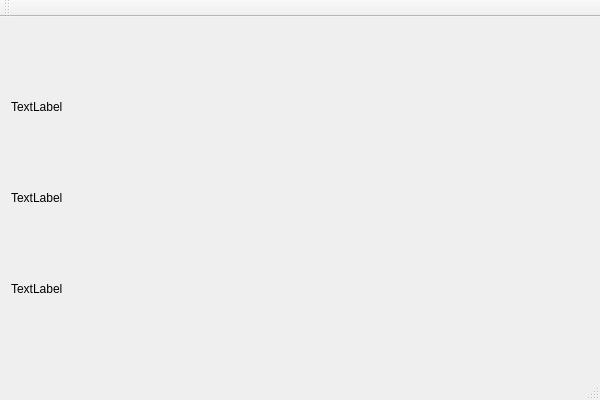
Old version of the form EnviroControl/MainWindow/MainWindow.ui in the repository arpadkov/EnviroControl.
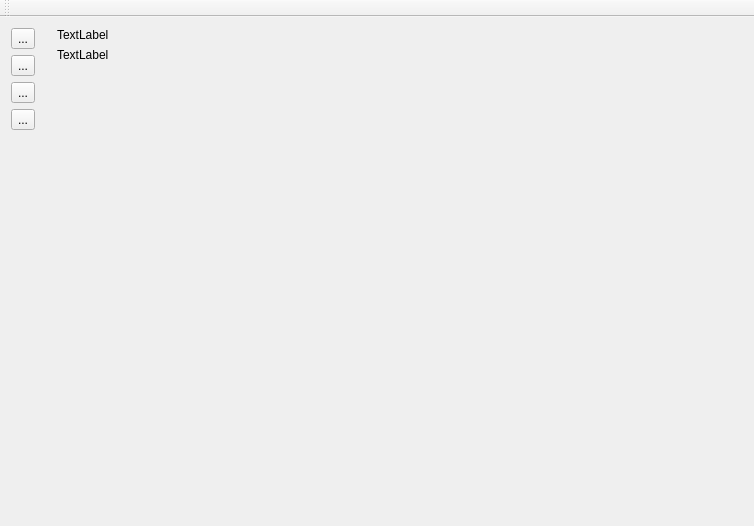
New version of the form.

The edit to the form file:
```diff
--- a/EnviroControl/MainWindow/MainWindow.ui
+++ b/EnviroControl/MainWindow/MainWindow.ui
@@ -6,36 +6,89 @@
    <rect>
     <x>0</x>
     <y>0</y>
-    <width>600</width>
-    <height>400</height>
+    <width>754</width>
+    <height>526</height>
    </rect>
   </property>
   <property name="windowTitle">
    <string>MainWindow</string>
   </property>
   <widget class="QWidget" name="centralWidget">
+   <layout class="QHBoxLayout" name="horizontalLayout_2">
+    <property name="spacing">
+     <number>0</number>
+    </property>
+    <property name="leftMargin">
+     <number>0</number>
+    </property>
+    <property name="topMargin">
+     <number>0</number>
+    </property>
+    <property name="rightMargin">
+     <number>0</number>
+    </property>
+    <property name="bottomMargin">
+     <number>0</number>
+    </property>
+    <item>
+     <widget class="QWidget" name="_navigation_bar" native="true">
    <layout class="QVBoxLayout" name="verticalLayout">
     <item>
-     <widget class="QLabel" name="_test_l">
+        <widget class="QToolButton" name="_home_btn">
       <property name="text">
-       <string>TextLabel</string>
+          <string>...</string>
       </property>
      </widget>
     </item>
     <item>
-     <layout class="QHBoxLayout" name="horizontalLayout">
+        <widget class="QToolButton" name="_weather_history_btn">
+         <property name="text">
+          <string>...</string>
+         </property>
+        </widget>
+       </item>
       <item>
-       <widget class="QLabel" name="_weather_station_label">
+        <widget class="QToolButton" name="_weather_forecast_btn">
         <property name="text">
-         <string>TextLabel</string>
+          <string>...</string>
         </property>
        </widget>
       </item>
       <item>
-       <layout class="QVBoxLayout" name="_weather_station_layout"/>
-      </item>
-     </layout>
+        <widget class="QToolButton" name="_close_btn">
+         <property name="text">
+          <string>...</string>
+         </property>
+        </widget>
+       </item>
+       <item>
+        <spacer name="verticalSpacer">
+         <property name="orientation">
+          <enum>Qt::Vertical</enum>
+         </property>
+         <property name="sizeHint" stdset="0">
+          <size>
+           <width>20</width>
+           <height>40</height>
+          </size>
+         </property>
+        </spacer>
+       </item>
+      </layout>
+     </widget>
     </item>
+    <item>
+     <layout class="QVBoxLayout" name="_main_layout">
+      <property name="spacing">
+       <number>0</number>
+      </property>
+      <item>
+       <widget class="QStackedWidget" name="_main_stack">
+        <property name="currentIndex">
+         <number>0</number>
+        </property>
+        <widget class="QWidget" name="page">
+         <layout class="QVBoxLayout" name="verticalLayout_3">
     <item>
      <widget class="QLabel" name="_indoor_data_l">
       <property name="text">
@@ -43,9 +96,51 @@
       </property>
      </widget>
     </item>
+          <item>
+           <widget class="QLabel" name="_weather_station_label">
+            <property name="text">
+             <string>TextLabel</string>
+            </property>
+           </widget>
+          </item>
+          <item>
+           <spacer name="verticalSpacer_2">
+            <property name="orientation">
+             <enum>Qt::Vertical</enum>
+            </property>
+            <property name="sizeHint" stdset="0">
+             <size>
+              <width>20</width>
+              <height>40</height>
+             </size>
+            </property>
+           </spacer>
+          </item>
     <item>
      <layout class="QVBoxLayout" name="_manual_ctrl_layout"/>
     </item>
+         </layout>
+        </widget>
+        <widget class="QWidget" name="page_2">
+         <layout class="QVBoxLayout" name="verticalLayout_4">
+          <item>
+           <layout class="QVBoxLayout" name="_weather_station_layout"/>
+          </item>
+         </layout>
+        </widget>
+        <widget class="QWidget" name="page_3">
+         <layout class="QVBoxLayout" name="verticalLayout_5">
+          <item>
+           <widget class="QLabel" name="_test_l">
+            <property name="text">
+             <string>TextLabel</string>
+            </property>
+           </widget>
+          </item>
+         </layout>
+        </widget>
+       </widget>
+      </item>
     <item>
      <layout class="QHBoxLayout" name="_error_display_l">
       <property name="spacing">
@@ -54,16 +149,8 @@
      </layout>
     </item>
    </layout>
-  </widget>
-  <widget class="QMenuBar" name="menuBar">
-   <property name="geometry">
-    <rect>
-     <x>0</x>
-     <y>0</y>
-     <width>600</width>
-     <height>21</height>
-    </rect>
-   </property>
+    </item>
+   </layout>
   </widget>
   <widget class="QToolBar" name="mainToolBar">
    <attribute name="toolBarArea">
@@ -73,7 +160,6 @@
     <bool>false</bool>
    </attribute>
   </widget>
-  <widget class="QStatusBar" name="statusBar"/>
  </widget>
  <layoutdefault spacing="6" margin="11"/>
  <resources/>
```
Lines whose indentation alone changed are shown as unchanged.
